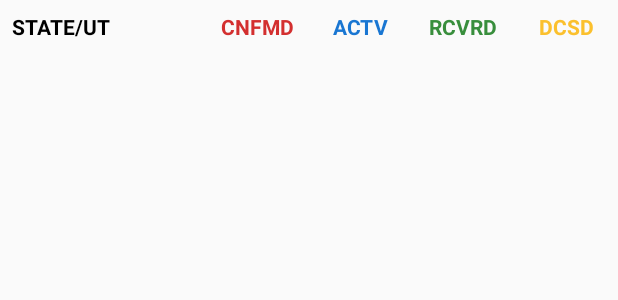
After one commit to ShashankSinha98/Covid-Tracker, an Android app: the layout item_header.xml on its own in the app's theme, with its tools: preview values and no code run, on a phone screen of 412 x 824 dp. The commit adds this screen. Shown: the top 300 px of the screen. Run offline under Robolectric (Android 15) with nearby library versions, the phone set to English and light mode, and no system bars; network calls fail.

Commit message:
Added code

```diff
--- a/CovidTracker/app/build.gradle
+++ b/CovidTracker/app/build.gradle
@@ -42,5 +42,7 @@ dependencies {
     // For asynchronous code- which take time, eg- fetching data from network
     implementation 'org.jetbrains.kotlinx:kotlinx-coroutines-android:1.3.8'
 
+    implementation 'androidx.swiperefreshlayout:swiperefreshlayout:1.0.0'
+
 
 }
--- /dev/null
+++ b/CovidTracker/app/src/main/res/layout/item_header.xml
@@ -0,0 +1,59 @@
+<?xml version="1.0" encoding="utf-8"?>
+<LinearLayout
+    xmlns:android="http://schemas.android.com/apk/res/android" android:layout_width="match_parent"
+    android:layout_height="match_parent">
+
+    <TextView
+        android:id="@+id/textView2"
+        android:layout_width="0dp"
+        android:layout_height="wrap_content"
+        android:layout_weight="2"
+        android:padding="8dp"
+        android:text="STATE/UT"
+        android:textAllCaps="true"
+        android:textColor="@android:color/black"
+        android:textStyle="bold" />
+
+    <TextView
+        android:layout_weight="1"
+        android:textAlignment="center"
+        android:layout_width="0dp"
+        android:layout_height="wrap_content"
+        android:padding="8dp"
+        android:text="CNFMD"
+        android:textAllCaps="true"
+        android:textColor="@color/dark_red"
+        android:textStyle="bold" />
+
+    <TextView
+        android:layout_width="0dp"
+        android:layout_height="wrap_content"
+        android:layout_weight="1"
+        android:padding="8dp"
+        android:text="ACTV"
+        android:textAlignment="center"
+        android:textAllCaps="true"
+        android:textColor="@color/dark_blue"
+        android:textStyle="bold" />
+    <TextView
+        android:textAlignment="center"
+        android:layout_weight="1"
+        android:layout_width="0dp"
+        android:layout_height="wrap_content"
+        android:padding="8dp"
+        android:text="RCVRD"
+        android:textAllCaps="true"
+        android:textColor="@color/dark_green"
+        android:textStyle="bold" />
+    <TextView
+        android:textAlignment="center"
+        android:layout_weight="1"
+        android:layout_width="0dp"
+        android:layout_height="wrap_content"
+        android:padding="8dp"
+        android:text="DCSD"
+        android:textAllCaps="true"
+        android:textColor="@color/dark_yellow"
+        android:textStyle="bold" />
+
+</LinearLayout>
--- a/CovidTracker/app/src/main/res/values/styles.xml
+++ b/CovidTracker/app/src/main/res/values/styles.xml
@@ -1,6 +1,6 @@
 <resources>
     <!-- Base application theme. -->
-    <style name="AppTheme" parent="Theme.AppCompat.Light.DarkActionBar">
+    <style name="AppTheme" parent="Theme.AppCompat.Light.NoActionBar">
         <!-- Customize your theme here. -->
         <item name="colorPrimary">@color/colorPrimary</item>
         <item name="colorPrimaryDark">@color/colorPrimaryDark</item>
```
Also changed, not shown: CovidTracker/app/src/main/java/com/example/covidtracker/MainActivity.kt (+17 -0 lines), CovidTracker/app/src/main/java/com/example/covidtracker/Response.kt (+12 -13 lines), CovidTracker/app/src/main/java/com/example/covidtracker/SpannableDelta.kt (added, +17 -0 lines), CovidTracker/app/src/main/java/com/example/covidtracker/StateAdapter.kt (added, +48 -0 lines), CovidTracker/app/src/main/res/layout/activity_main.xml (+9 -0 lines), CovidTracker/app/src/main/res/layout/item_list.xml (added, +63 -0 lines), 1 other file.
